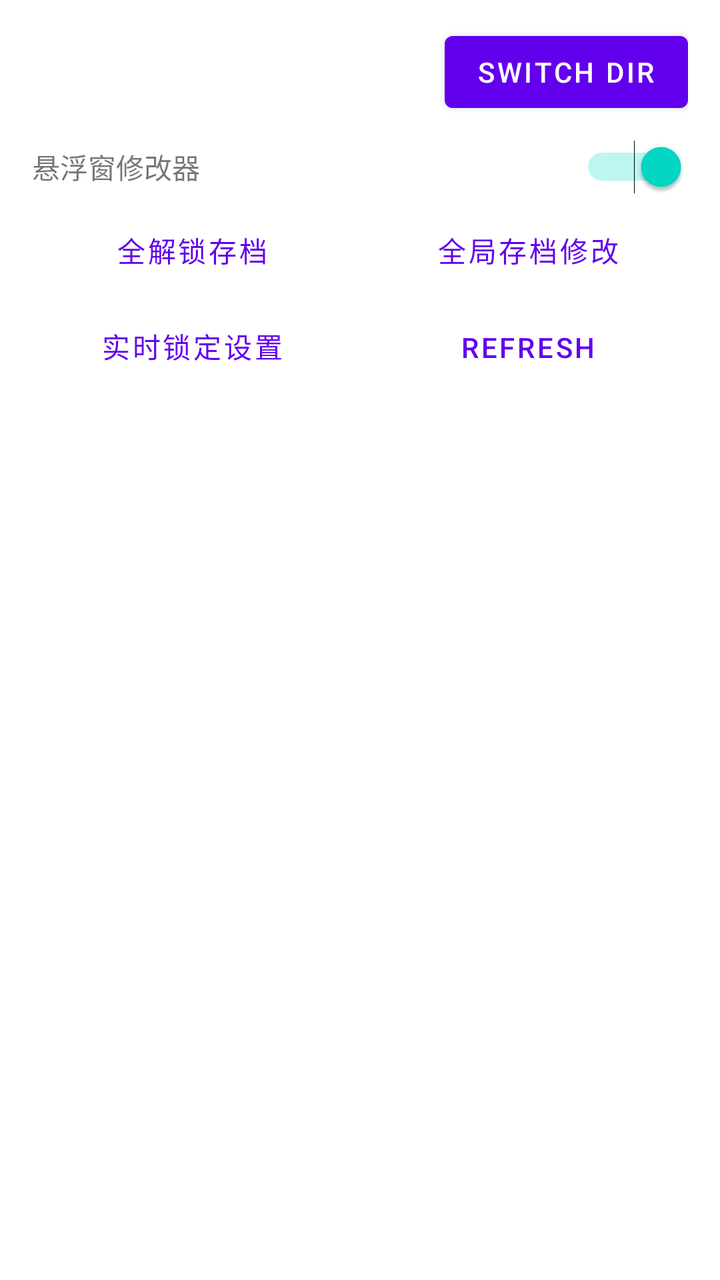
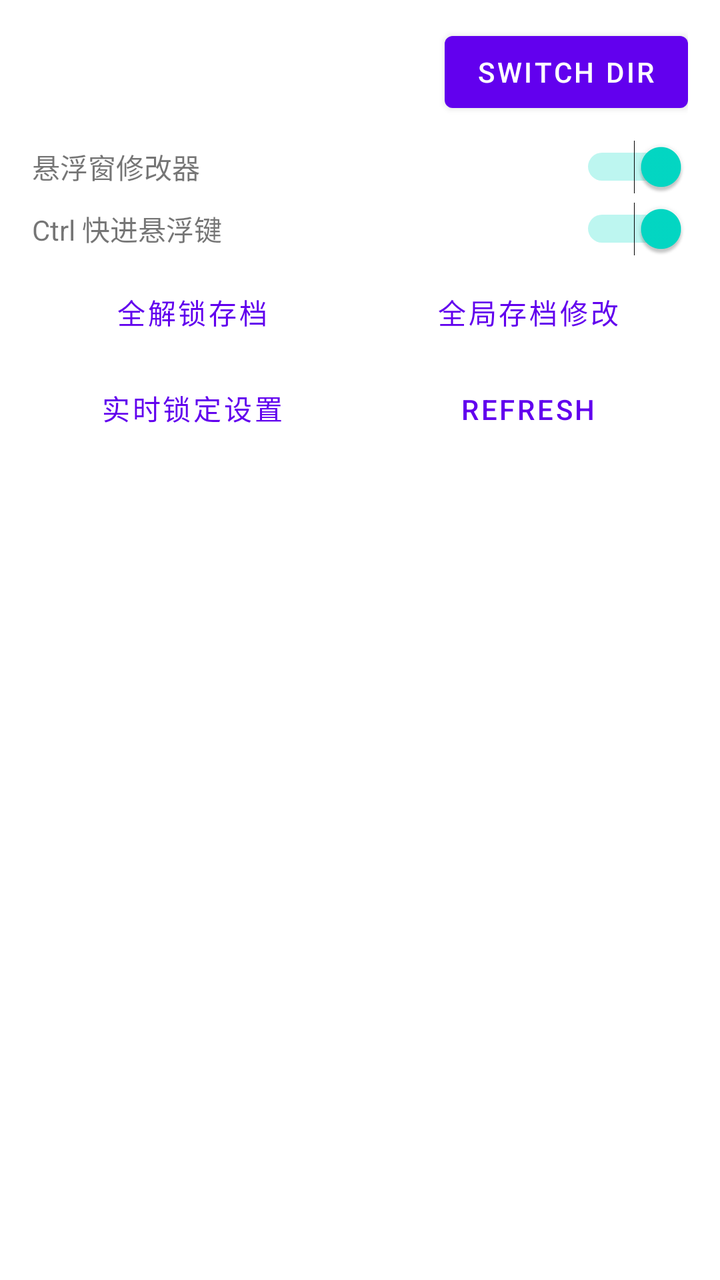

Screens rendered from an Android XML layout before and after an edit, with the pre-edit source and the edit as a unified diff.
<!-- AndroidManifest.xml: fallback theme Theme.MaterialComponents.DayNight.NoActionBar -->
<!-- res/layout/activity_game_modifier.xml -->
<?xml version="1.0" encoding="utf-8"?>
<LinearLayout xmlns:android="http://schemas.android.com/apk/res/android"
    android:orientation="vertical"
    android:layout_width="match_parent"
    android:layout_height="match_parent">

    <LinearLayout
        android:orientation="horizontal"
        android:layout_width="match_parent"
        android:layout_height="wrap_content"
        android:gravity="center_vertical"
        android:paddingLeft="16dp"
        android:paddingRight="16dp"
        android:paddingTop="12dp"
        android:paddingBottom="6dp">

        <LinearLayout
            android:orientation="vertical"
            android:layout_width="0dp"
            android:layout_height="wrap_content"
            android:layout_weight="1">

            <TextView
                android:id="@+id/mod_target_title"
                android:layout_width="match_parent"
                android:layout_height="wrap_content"
                android:textStyle="bold"
                android:textAppearance="?android:attr/textAppearanceMedium" />

            <TextView
                android:id="@+id/mod_target_summary"
                android:layout_width="match_parent"
                android:layout_height="wrap_content"
                android:layout_marginTop="2dp"
                android:textAppearance="?android:attr/textAppearanceSmall" />
        </LinearLayout>

        <Button
            android:id="@+id/btn_mod_switch_dir"
            android:layout_width="wrap_content"
            android:layout_height="wrap_content"
            android:layout_marginStart="8dp"
            android:text="@string/save_manager_switch_dir" />
    </LinearLayout>

    <LinearLayout
        android:orientation="horizontal"
        android:layout_width="match_parent"
        android:layout_height="wrap_content"
        android:gravity="center_vertical"
        android:paddingLeft="16dp"
        android:paddingRight="16dp"
        android:paddingTop="4dp"
        android:paddingBottom="4dp">

        <TextView
            android:id="@+id/label_floating_modifier"
            android:layout_width="0dp"
            android:layout_height="wrap_content"
            android:layout_weight="1"
            android:text="悬浮窗修改器"
            android:textAppearance="?android:attr/textAppearanceSmall" />

        <Switch
            android:id="@+id/switch_floating_modifier"
            android:layout_width="wrap_content"
            android:layout_height="wrap_content"
            android:checked="true" />
    </LinearLayout>

    <LinearLayout
        android:orientation="horizontal"
        android:layout_width="match_parent"
        android:layout_height="wrap_content"
        android:paddingLeft="12dp"
        android:paddingRight="12dp">

        <Button
            android:id="@+id/btn_mod_full_unlock"
            style="?android:attr/buttonBarButtonStyle"
            android:layout_width="0dp"
            android:layout_height="wrap_content"
            android:layout_weight="1"
            android:text="全解锁存档" />

        <Button
            android:id="@+id/btn_mod_global_save"
            style="?android:attr/buttonBarButtonStyle"
            android:layout_width="0dp"
            android:layout_height="wrap_content"
            android:layout_weight="1"
            android:text="全局存档修改" />
    </LinearLayout>

    <LinearLayout
        android:orientation="horizontal"
        android:layout_width="match_parent"
        android:layout_height="wrap_content"
        android:paddingLeft="12dp"
        android:paddingRight="12dp"
        android:paddingBottom="4dp">

        <Button
            android:id="@+id/btn_mod_floating_cfg"
            style="?android:attr/buttonBarButtonStyle"
            android:layout_width="0dp"
            android:layout_height="wrap_content"
            android:layout_weight="1"
            android:text="实时锁定设置" />

        <Button
            android:id="@+id/btn_mod_refresh"
            style="?android:attr/buttonBarButtonStyle"
            android:layout_width="0dp"
            android:layout_height="wrap_content"
            android:layout_weight="1"
            android:text="@string/save_manager_refresh" />
    </LinearLayout>

    <TextView
        android:id="@+id/mod_empty_view"
        android:layout_width="match_parent"
        android:layout_height="0dp"
        android:layout_weight="1"
        android:gravity="center"
        android:padding="24dp"
        android:visibility="gone"
        android:textAppearance="?android:attr/textAppearanceSmall" />

    <ListView
        android:id="@+id/mod_save_list"
        android:layout_width="match_parent"
        android:layout_height="0dp"
        android:layout_weight="1" />
</LinearLayout>
<!-- resources referenced by this layout -->
<resources>
  <string name="save_manager_refresh">Refresh</string>
  <string name="save_manager_switch_dir">Switch Dir</string>
</resources>

<!-- the commit's change to res/layout/activity_game_modifier.xml (unified diff, before → after) -->
@@ -51,7 +51,7 @@
         android:paddingLeft="16dp"
         android:paddingRight="16dp"
         android:paddingTop="4dp"
-        android:paddingBottom="4dp">
+        android:paddingBottom="2dp">
 
         <TextView
             android:id="@+id/label_floating_modifier"
@@ -63,6 +63,31 @@
 
         <Switch
             android:id="@+id/switch_floating_modifier"
+            android:layout_width="wrap_content"
+            android:layout_height="wrap_content"
+            android:checked="true" />
+    </LinearLayout>
+
+    <LinearLayout
+        android:orientation="horizontal"
+        android:layout_width="match_parent"
+        android:layout_height="wrap_content"
+        android:gravity="center_vertical"
+        android:paddingLeft="16dp"
+        android:paddingRight="16dp"
+        android:paddingTop="2dp"
+        android:paddingBottom="4dp">
+
+        <TextView
+            android:id="@+id/label_ctrl_overlay"
+            android:layout_width="0dp"
+            android:layout_height="wrap_content"
+            android:layout_weight="1"
+            android:text="Ctrl 快进悬浮键"
+            android:textAppearance="?android:attr/textAppearanceSmall" />
+
+        <Switch
+            android:id="@+id/switch_ctrl_overlay"
             android:layout_width="wrap_content"
             android:layout_height="wrap_content"
             android:checked="true" />
